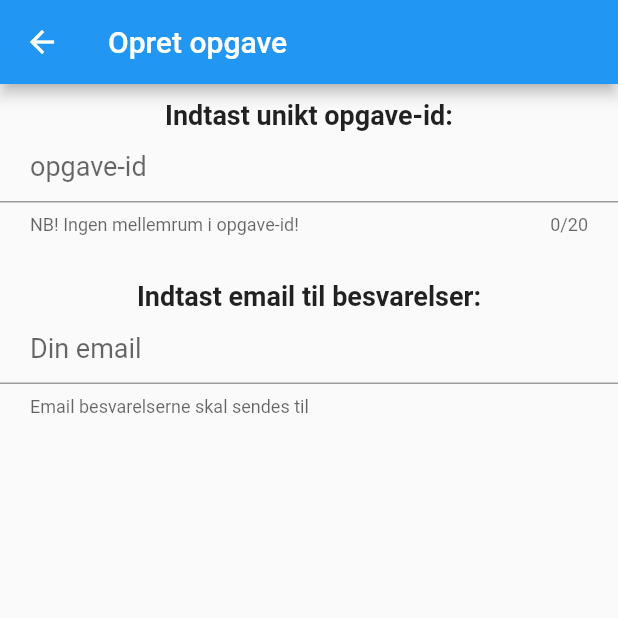
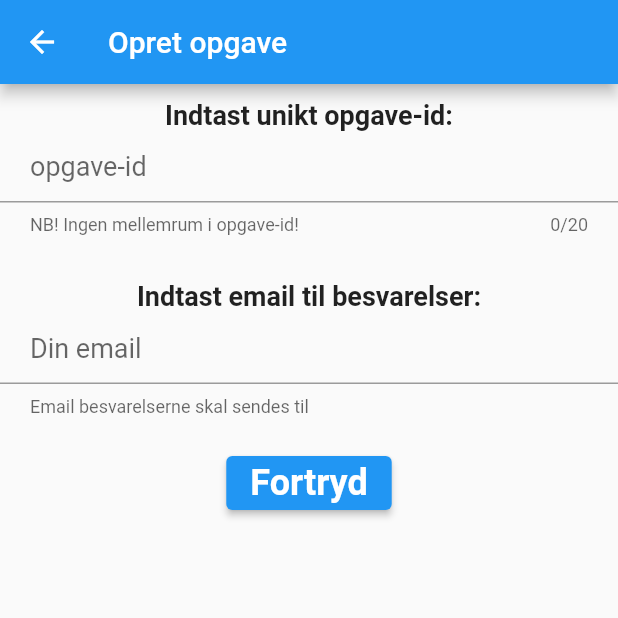
Before and after one commit to davidlamhauge/b7, a Flutter app: the CreateTask screen opened directly, on a phone screen of 412 x 824 dp, the top half of it. Run offline on Flutter 3.47's test engine with Material 2 defaults, Android fonts, the light colour scheme and no system bars.

Commit message:
Working on basic info screen in Create_task.

```diff
--- a/lib/create_task.dart
+++ b/lib/create_task.dart
@@ -15,17 +15,26 @@ final checkPathExistence = await Directory(path).exists();
 class _CreateTaskState extends State<CreateTask> {
   String returnEmail = ''; // email to receive answers of task
   String task = ''; // unique id name of task from 1-20 chars
-  bool idOk = false;
+  bool _idOk = true;
 
   Future<Directory?>? _appDocumentsDirectory;
 
   final myController = TextEditingController();
 
   // check if unique id can be used as task AND directory name
-  Future<bool> _dirOk(String txt) async {
-    final String path = _appDocumentsDirectory as String;
-    idOk = await Directory('$path/$txt').exists();
-    return idOk;
+  void _taskChanged() {
+    setState(() async {
+      task = myController.text;
+      final String path = _appDocumentsDirectory as String;
+      _idOk = await Directory('$path/$task').exists();
+    });
+  }
+
+  @override
+  void initState() {
+    super.initState();
+    // Start listening to changes.
+    myController.addListener(_taskChanged);
   }
 
   @override
@@ -45,6 +54,7 @@ class _CreateTaskState extends State<CreateTask> {
             ),
           ),
           TextField(
+            controller: myController,
             maxLength: 20,
             style: const TextStyle(
               fontSize: 18,
@@ -54,7 +64,6 @@ class _CreateTaskState extends State<CreateTask> {
               helperText: 'NB! Ingen mellemrum i opgave-id!',
               contentPadding: EdgeInsets.fromLTRB(20, 5, 20, 5),
             ),
-            onChanged: (value) => _dirOk(value),
           ),
           const SizedBox(height: 30),
           const Text(
@@ -74,6 +83,53 @@ class _CreateTaskState extends State<CreateTask> {
               contentPadding: EdgeInsets.fromLTRB(20, 5, 20, 5),
             ),
           ),
+          const SizedBox(height: 20),
+          _idOk ?
+          Column(
+            children: [
+              ElevatedButton(
+                onPressed: () {
+                  Navigator.pop(context);
+                },
+                child: const Text(
+                  'Fortryd',
+                  style: TextStyle(
+                    fontSize: 24,
+                    fontWeight: FontWeight.bold,
+                    color: Colors.white,
+                  ),
+                ),
+              ),
+            ],
+          ):
+          Column(
+            children: [
+              ElevatedButton(
+                onPressed: () {},
+                child: const Text(
+                  'Videre',
+                  style: TextStyle(
+                    fontSize: 24,
+                    fontWeight: FontWeight.bold,
+                    color: Colors.white,
+                  ),
+                ),
+              ),
+              ElevatedButton(
+                onPressed: () {
+                  Navigator.pop(context);
+                },
+                child: const Text(
+                  'Fortryd',
+                  style: TextStyle(
+                    fontSize: 24,
+                    fontWeight: FontWeight.bold,
+                    color: Colors.white,
+                  ),
+                ),
+              ),
+            ],
+          ),
         ],
       ),
     );
```
